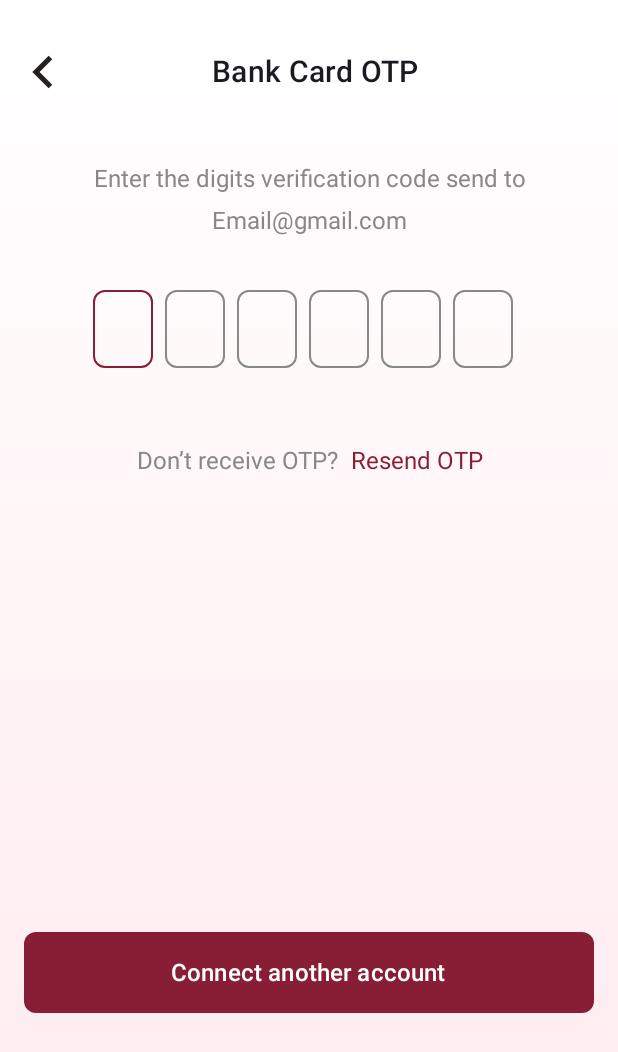
After one commit to AmrNasserSaad/BM_Compose_Projects---Profile-Card-layout, an Android app built with Jetpack Compose: the composable OTP shown on its own in the app's theme, on a phone screen of 412 x 824 dp. The commit adds this screen. Shown: the top 1052 px of the screen. Run offline under Robolectric (Android 15) with nearby library versions, the phone set to English and light mode, and no system bars.

Commit message:
finish  AccountConnecting and otp Screen

```diff
--- a/app/build.gradle.kts
+++ b/app/build.gradle.kts
@@ -70,4 +70,7 @@ dependencies {
     // navigation
     // Jetpack Compose Integration
     implementation(libs.androidx.navigation.compose)
+
+
+
 }
--- a/app/src/main/java/com/example/profilecardlayout/MainActivity.kt
+++ b/app/src/main/java/com/example/profilecardlayout/MainActivity.kt
@@ -4,7 +4,6 @@ import android.os.Bundle
 import androidx.activity.ComponentActivity
 import androidx.activity.compose.setContent
 import androidx.activity.enableEdgeToEdge
-import com.example.profilecardlayout.compose.singleScreenApps.JokeWithTextAndButton
 import com.example.profilecardlayout.ui.theme.ProfileCardLayoutTheme
 
 class MainActivity : ComponentActivity() {
--- /dev/null
+++ b/app/src/main/java/com/example/profilecardlayout/compose/Speedo/OTP.kt
@@ -0,0 +1,136 @@
+package com.example.profilecardlayout.compose.Speedo
+
+import androidx.compose.foundation.Image
+import androidx.compose.foundation.background
+import androidx.compose.foundation.layout.Arrangement
+import androidx.compose.foundation.layout.Column
+import androidx.compose.foundation.layout.Row
+import androidx.compose.foundation.layout.Spacer
+import androidx.compose.foundation.layout.fillMaxSize
+import androidx.compose.foundation.layout.fillMaxWidth
+import androidx.compose.foundation.layout.height
+import androidx.compose.foundation.layout.padding
+import androidx.compose.foundation.layout.size
+import androidx.compose.foundation.shape.RoundedCornerShape
+import androidx.compose.material3.Button
+import androidx.compose.material3.ButtonDefaults
+import androidx.compose.material3.MaterialTheme
+import androidx.compose.material3.Text
+import androidx.compose.runtime.Composable
+import androidx.compose.runtime.getValue
+import androidx.compose.runtime.mutableStateOf
+import androidx.compose.runtime.remember
+import androidx.compose.runtime.setValue
+import androidx.compose.ui.Alignment
+import androidx.compose.ui.Modifier
+import androidx.compose.ui.graphics.Brush
+import androidx.compose.ui.graphics.Color
+import androidx.compose.ui.res.painterResource
+import androidx.compose.ui.text.style.TextAlign
+import androidx.compose.ui.tooling.preview.Preview
+import androidx.compose.ui.unit.dp
+import androidx.compose.ui.unit.sp
+import com.example.profilecardlayout.R
+import com.example.profilecardlayout.compose.Speedo.components.OtpTextField
+import com.example.profilecardlayout.ui.theme.RedP300
+
+@Composable
+fun OTP(modifier: Modifier = Modifier) {
+    Column(
+        modifier = Modifier
+            .fillMaxSize()
+            .background(
+                brush = Brush.verticalGradient(
+                    colors = listOf(
+                        Color.White,
+                        Color(0xFFFFEAEE)
+                    )
+                )
+            )
+            .padding(horizontal = 16.dp, vertical = 36.dp),
+        horizontalAlignment = Alignment.CenterHorizontally,
+        verticalArrangement = Arrangement.Top
+    ) {
+        Row(
+            modifier = Modifier.fillMaxWidth()
+        ) {
+            Image(
+                painter = painterResource(id = R.drawable.vector),
+                contentDescription = "vector",
+                modifier = Modifier.size(24.dp)
+            )
+            Text(
+                text = "Bank Card OTP", fontSize = 20.sp,
+                style = MaterialTheme.typography.titleMedium,
+                modifier = modifier
+                    .fillMaxWidth()
+                    .padding(end = 16.dp),
+
+                textAlign = TextAlign.Center
+            )
+        }
+
+        Spacer(modifier = Modifier.height(45.dp))
+        Text(
+            text = "Enter the digits verification code send to Email@gmail.com",
+            style = MaterialTheme.typography.titleLarge,
+            textAlign = TextAlign.Center,
+            color = Color.Gray,
+            fontSize = 16.sp
+        )
+        Spacer(modifier = Modifier.height(32.dp))
+        var otpValue by remember {
+            mutableStateOf("")
+        }
+
+
+        OtpTextField(
+            otpText = otpValue,
+            onOtpTextChange = { value, otpInputFilled ->
+                otpValue = value
+            }
+        )
+        Spacer(modifier = Modifier.height(48.dp))
+        Row (
+            modifier = Modifier.fillMaxWidth(),
+            verticalAlignment = Alignment.CenterVertically,
+            horizontalArrangement = Arrangement.Center
+        ){
+
+            Text(
+                text = "Don’t receive OTP?",
+                style = MaterialTheme.typography.titleLarge,
+                textAlign = TextAlign.Center,
+                color = Color.Gray,
+                fontSize = 16.sp
+            )
+            Text(
+                text = "  Resend OTP",
+                style = MaterialTheme.typography.titleLarge,
+                textAlign = TextAlign.Center,
+                color = RedP300,
+                fontSize = 16.sp
+            )
+        }
+        Spacer(modifier = Modifier.padding(150.dp))
+        Button(
+            modifier = Modifier
+                .fillMaxWidth()
+                .height(54.dp),
+            onClick = { },
+            colors = ButtonDefaults.buttonColors(containerColor = RedP300),
+            shape = RoundedCornerShape(size = 8.dp)
+        ) {
+            Text(
+                text = "Connect another account", fontSize = 16.sp
+            )
+        }
+
+    }
+}
+
+@Preview(showBackground = true)
+@Composable
+private fun OTPPreview() {
+    OTP()
+}
--- /dev/null
+++ b/app/src/main/java/com/example/profilecardlayout/compose/Speedo/components/OtpTextFieldCompoent.kt
@@ -0,0 +1,92 @@
+package com.example.profilecardlayout.compose.Speedo.components
+
+
+import androidx.compose.foundation.border
+import androidx.compose.foundation.layout.Arrangement
+import androidx.compose.foundation.layout.Row
+import androidx.compose.foundation.layout.Spacer
+import androidx.compose.foundation.layout.height
+import androidx.compose.foundation.layout.width
+import androidx.compose.foundation.shape.RoundedCornerShape
+import androidx.compose.foundation.text.BasicTextField
+import androidx.compose.foundation.text.KeyboardOptions
+import androidx.compose.material3.Text
+import androidx.compose.runtime.Composable
+import androidx.compose.runtime.LaunchedEffect
+import androidx.compose.ui.Modifier
+import androidx.compose.ui.graphics.Color
+import androidx.compose.ui.text.TextRange
+import androidx.compose.ui.text.input.KeyboardType
+import androidx.compose.ui.text.input.TextFieldValue
+import androidx.compose.ui.text.style.TextAlign
+import androidx.compose.ui.unit.dp
+import com.example.profilecardlayout.ui.theme.RedP300
+
+
+@Composable
+fun OtpTextField(
+    modifier: Modifier = Modifier,
+    otpText: String,
+    otpCount: Int = 6,
+    onOtpTextChange: (String, Boolean) -> Unit
+) {
+    LaunchedEffect(Unit) {
+        if (otpText.length > otpCount) {
+            throw IllegalArgumentException("Otp text value must not have more than otpCount: $otpCount characters")
+        }
+    }
+
+    BasicTextField(
+        modifier = modifier,
+        value = TextFieldValue(otpText, selection = TextRange(otpText.length)),
+        onValueChange = {
+            if (it.text.length <= otpCount) {
+                onOtpTextChange.invoke(it.text, it.text.length == otpCount)
+            }
+        },
+        keyboardOptions = KeyboardOptions(keyboardType = KeyboardType.NumberPassword),
+        decorationBox = {
+            Row(horizontalArrangement = Arrangement.Center) {
+                repeat(otpCount) { index ->
+                    CharView(
+                        index = index,
+                        text = otpText
+                    )
+                    Spacer(modifier = Modifier.width(8.dp))
+                }
+            }
+        }
+    )
+}
+
+@Composable
+private fun CharView(
+    index: Int,
+    text: String
+) {
+    val isFocused = text.length == index
+    val char = when {
+        index == text.length -> ""
+        index > text.length -> ""
+        else -> text[index].toString()
+    }
+    Text(
+        modifier = Modifier
+            .width(40.dp)
+            .height(52.dp)
+            .border(
+                1.dp, when {
+                    isFocused -> RedP300
+                    else -> Color.Gray
+                }, RoundedCornerShape(8.dp)
+            ),
+        textAlign = TextAlign.Center,
+        text = char,
+        color = if (isFocused) {
+            RedP300
+        } else {
+            Color.Gray
+        },
+
+    )
+}
--- /dev/null
+++ b/app/src/main/res/drawable/vector.xml
@@ -0,0 +1,9 @@
+<vector xmlns:android="http://schemas.android.com/apk/res/android"
+    android:width="8dp"
+    android:height="14dp"
+    android:viewportWidth="8"
+    android:viewportHeight="14">
+  <path
+      android:pathData="M2.94,7L7.88,11.933L6.48,13.351L0.12,7L6.48,0.649L7.88,2.067L2.94,7Z"
+      android:fillColor="#24221E"/>
+</vector>
--- a/gradle/libs.versions.toml
+++ b/gradle/libs.versions.toml
@@ -9,6 +9,7 @@ lifecycleRuntimeKtx = "2.6.1"
 activityCompose = "1.9.0"
 composeBom = "2024.04.01"
 navigationCompose = "2.7.7"
+otpCompose = "1.0.1"
 
 [libraries]
 androidx-core-ktx = { group = "androidx.core", name = "core-ktx", version.ref = "coreKtx" }
@@ -26,6 +27,7 @@ androidx-ui-tooling-preview = { group = "androidx.compose.ui", name = "ui-toolin
 androidx-ui-test-manifest = { group = "androidx.compose.ui", name = "ui-test-manifest" }
 androidx-ui-test-junit4 = { group = "androidx.compose.ui", name = "ui-test-junit4" }
 androidx-material3 = { group = "androidx.compose.material3", name = "material3" }
+otp-compose = { module = "com.prabhatpandey:otp-compose", version.ref = "otpCompose" }
 
 [plugins]
 android-application = { id = "com.android.application", version.ref = "agp" }
```
Also changed, not shown: app/src/main/java/com/example/profilecardlayout/compose/Speedo/AccountConnecting.kt (added, +127 -0 lines), app/src/main/res/drawable/chcek.xml (added, +23 -0 lines), app/src/main/java/com/example/profilecardlayout/ui/theme/Color.kt (line endings or trailing spaces).
